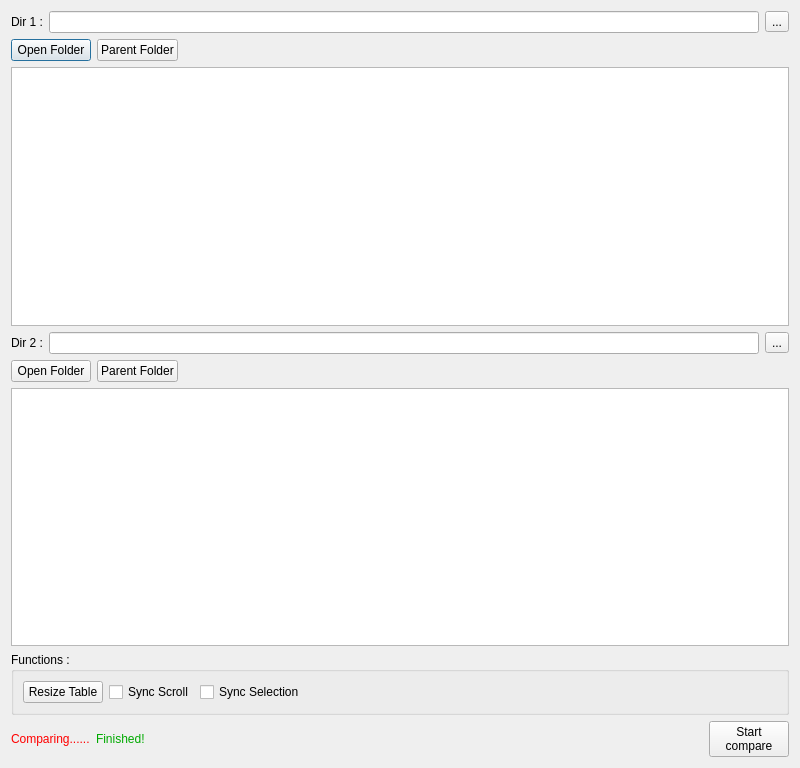
Old version of the form CDMainWindow.ui in the repository liyiji/riderapmoc.
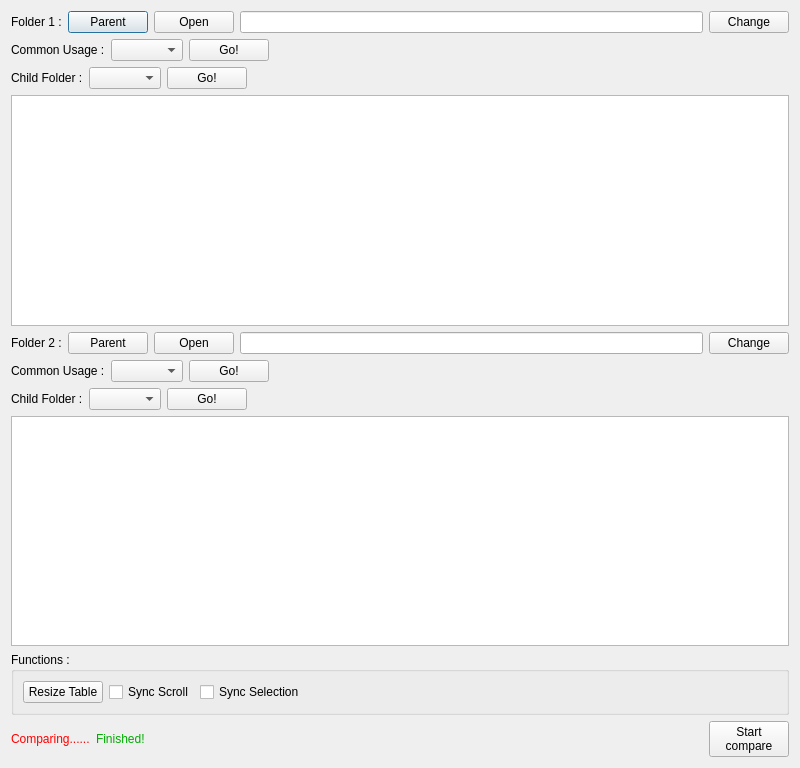
New version of the form. Custom widgets are drawn as their Qt base class.

The edit to the form file:
```diff
--- a/CDMainWindow.ui
+++ b/CDMainWindow.ui
@@ -19,7 +19,21 @@
      <item>
       <widget class="QLabel" name="label">
        <property name="text">
-        <string>Dir 1 :</string>
+        <string>Folder 1 :</string>
+       </property>
+      </widget>
+     </item>
+     <item>
+      <widget class="QPushButton" name="pushButton_2">
+       <property name="text">
+        <string>Parent</string>
+       </property>
+      </widget>
+     </item>
+     <item>
+      <widget class="QPushButton" name="pushButton_3">
+       <property name="text">
+        <string>Open</string>
        </property>
       </widget>
      </item>
@@ -31,27 +45,70 @@
       </widget>
      </item>
      <item>
-      <widget class="QToolButton" name="toolButton">
+      <widget class="QPushButton" name="pushButton_7">
        <property name="text">
-        <string>...</string>
+        <string>Change</string>
        </property>
       </widget>
      </item>
     </layout>
    </item>
    <item row="1" column="0">
+    <layout class="QHBoxLayout" name="horizontalLayout_6">
+     <item>
+      <widget class="QLabel" name="label_7">
+       <property name="sizePolicy">
+        <sizepolicy hsizetype="Fixed" vsizetype="Preferred">
+         <horstretch>0</horstretch>
+         <verstretch>0</verstretch>
+        </sizepolicy>
+       </property>
+       <property name="text">
+        <string>Common Usage :</string>
+       </property>
+      </widget>
+     </item>
+     <item>
+      <widget class="QComboBox" name="comboBox_3"/>
+     </item>
+     <item>
+      <widget class="QPushButton" name="pushButton_11">
+       <property name="text">
+        <string>Go!</string>
+       </property>
+      </widget>
+     </item>
+     <item>
+      <spacer name="horizontalSpacer_4">
+       <property name="orientation">
+        <enum>Qt::Horizontal</enum>
+       </property>
+       <property name="sizeHint" stdset="0">
+        <size>
+         <width>40</width>
+         <height>20</height>
+        </size>
+       </property>
+      </spacer>
+     </item>
+    </layout>
+   </item>
+   <item row="2" column="0">
     <layout class="QHBoxLayout" name="horizontalLayout_4">
      <item>
-      <widget class="QPushButton" name="pushButton_3">
+      <widget class="QLabel" name="label_5">
        <property name="text">
-        <string>Open Folder</string>
+        <string>Child Folder :</string>
        </property>
       </widget>
      </item>
      <item>
-      <widget class="QPushButton" name="pushButton_2">
+      <widget class="QComboBox" name="comboBox"/>
+     </item>
+     <item>
+      <widget class="QPushButton" name="pushButton_9">
        <property name="text">
-        <string>Parent Folder</string>
+        <string>Go!</string>
        </property>
       </widget>
      </item>
@@ -70,69 +127,126 @@
      </item>
     </layout>
    </item>
-   <item row="2" column="0">
-    <widget class="CDTableWidget" name="tableWidget"/>
-   </item>
    <item row="3" column="0">
+    <widget class="CDTableWidget" name="tableWidget"/>
+   </item>
+   <item row="4" column="0">
     <layout class="QHBoxLayout" name="horizontalLayout">
      <item>
       <widget class="QLabel" name="label_2">
        <property name="text">
-        <string>Dir 2 :</string>
-       </property>
-      </widget>
-     </item>
-     <item>
-      <widget class="QLineEdit" name="lineEdit_2">
-       <property name="readOnly">
-        <bool>true</bool>
-       </property>
-      </widget>
-     </item>
-     <item>
-      <widget class="QToolButton" name="toolButton_2">
-       <property name="text">
-        <string>...</string>
-       </property>
-      </widget>
-     </item>
-    </layout>
-   </item>
-   <item row="4" column="0">
-    <layout class="QHBoxLayout" name="horizontalLayout_5">
-     <item>
-      <widget class="QPushButton" name="pushButton_5">
-       <property name="text">
-        <string>Open Folder</string>
+        <string>Folder 2 :</string>
        </property>
       </widget>
      </item>
      <item>
       <widget class="QPushButton" name="pushButton_4">
        <property name="text">
-        <string>Parent Folder</string>
+        <string>Parent</string>
        </property>
       </widget>
      </item>
      <item>
-      <spacer name="horizontalSpacer_4">
-       <property name="orientation">
-        <enum>Qt::Horizontal</enum>
+      <widget class="QPushButton" name="pushButton_5">
+       <property name="text">
+        <string>Open</string>
        </property>
-       <property name="sizeHint" stdset="0">
-        <size>
-         <width>40</width>
-         <height>20</height>
-        </size>
+      </widget>
+     </item>
+     <item>
+      <widget class="QLineEdit" name="lineEdit_2">
+       <property name="readOnly">
+        <bool>true</bool>
        </property>
-      </spacer>
+      </widget>
+     </item>
+     <item>
+      <widget class="QPushButton" name="pushButton_8">
+       <property name="text">
+        <string>Change</string>
+       </property>
+      </widget>
      </item>
     </layout>
    </item>
    <item row="5" column="0">
-    <widget class="CDTableWidget" name="tableWidget_2"/>
+    <layout class="QHBoxLayout" name="horizontalLayout_7">
+     <item>
+      <widget class="QLabel" name="label_8">
+       <property name="sizePolicy">
+        <sizepolicy hsizetype="Fixed" vsizetype="Preferred">
+         <horstretch>0</horstretch>
+         <verstretch>0</verstretch>
+        </sizepolicy>
+       </property>
+       <property name="text">
+        <string>Common Usage :</string>
+       </property>
+      </widget>
+     </item>
+     <item>
+      <widget class="QComboBox" name="comboBox_4"/>
+     </item>
+     <item>
+      <widget class="QPushButton" name="pushButton_12">
+       <property name="text">
+        <string>Go!</string>
+       </property>
+      </widget>
+     </item>
+     <item>
+      <spacer name="horizontalSpacer_6">
+       <property name="orientation">
+        <enum>Qt::Horizontal</enum>
+       </property>
+       <property name="sizeHint" stdset="0">
+        <size>
+         <width>40</width>
+         <height>20</height>
+        </size>
+       </property>
+      </spacer>
+     </item>
+    </layout>
    </item>
    <item row="6" column="0">
+    <layout class="QHBoxLayout" name="horizontalLayout_5">
+     <item>
+      <widget class="QLabel" name="label_6">
+       <property name="text">
+        <string>Child Folder :</string>
+       </property>
+      </widget>
+     </item>
+     <item>
+      <widget class="QComboBox" name="comboBox_2"/>
+     </item>
+     <item>
+      <widget class="QPushButton" name="pushButton_10">
+       <property name="text">
+        <string>Go!</string>
+       </property>
+      </widget>
+     </item>
+     <item>
+      <spacer name="horizontalSpacer_5">
+       <property name="orientation">
+        <enum>Qt::Horizontal</enum>
+       </property>
+       <property name="sizeHint" stdset="0">
+        <size>
+         <width>40</width>
+         <height>20</height>
+        </size>
+       </property>
+      </spacer>
+     </item>
+    </layout>
+   </item>
+   <item row="7" column="0">
+    <widget class="CDTableWidget" name="tableWidget_2"/>
+   </item>
+   <item row="8" column="0">
     <widget class="QGroupBox" name="groupBox">
      <property name="title">
       <string>Functions :</string>
@@ -175,7 +289,7 @@
      </layout>
     </widget>
    </item>
-   <item row="7" column="0">
+   <item row="9" column="0">
     <layout class="QHBoxLayout" name="horizontalLayout_3">
      <item>
       <widget class="QLabel" name="label_3">
```
Left out of the diff: 2 changed lines with no effect on the pictures.
